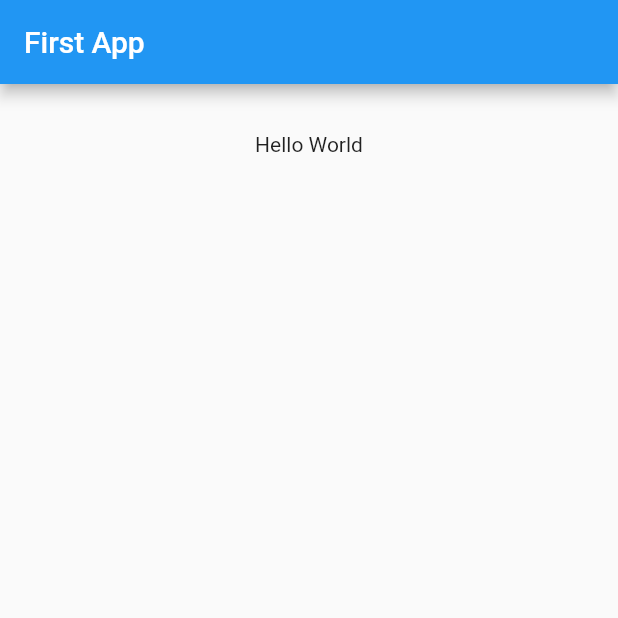
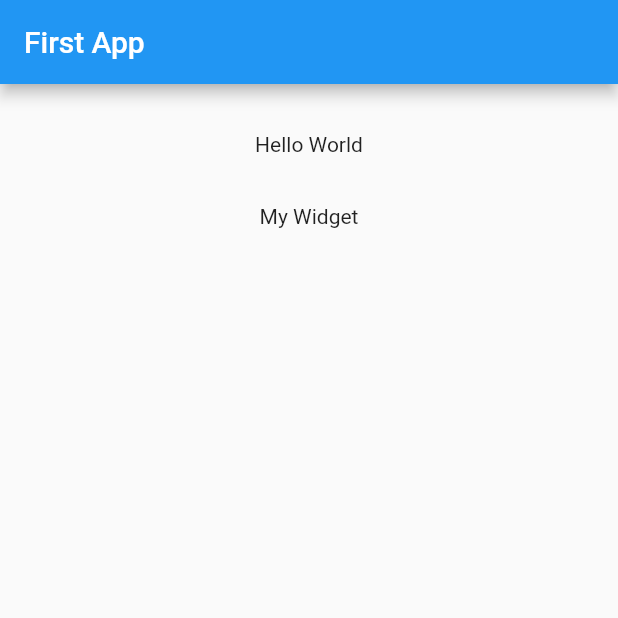
Before and after one commit to rohit9771/flutter-tutorials, a Flutter app: the screen it shows after launch, on a phone screen of 412 x 824 dp, the top half of it. Run offline on Flutter 3.47's test engine with Material 2 defaults, Android fonts, the phone set to English and light mode, and no system bars; our stand-ins replace charts_flutter, flutter_chips_input.

```diff
--- a/lib/main.dart
+++ b/lib/main.dart
@@ -1,4 +1,5 @@
 import 'package:flutter/material.dart';
+import 'mywidget.dart';
 
 void main() {
   runApp(const MaterialApp(home: MyApp()));
@@ -21,7 +22,9 @@ class _State extends State<MyApp> {
         padding: const EdgeInsets.all(32.0),
         child: Center(
           child: Column(
-            children: <Widget>[Text("Hello World")],
+            children: <Widget>[Text("Hello World"),
+            MyWidget()
+            ],
           ),
         ),
       ),
--- /dev/null
+++ b/lib/mywidget.dart
@@ -0,0 +1,11 @@
+import 'package:flutter/material.dart';
+
+class MyWidget extends StatelessWidget {
+  @override
+  Widget build(BuildContext context) {
+    return Container(
+      padding: EdgeInsets.all(32.0),
+      child: Text("My Widget"),
+    );
+  }
+}
```
